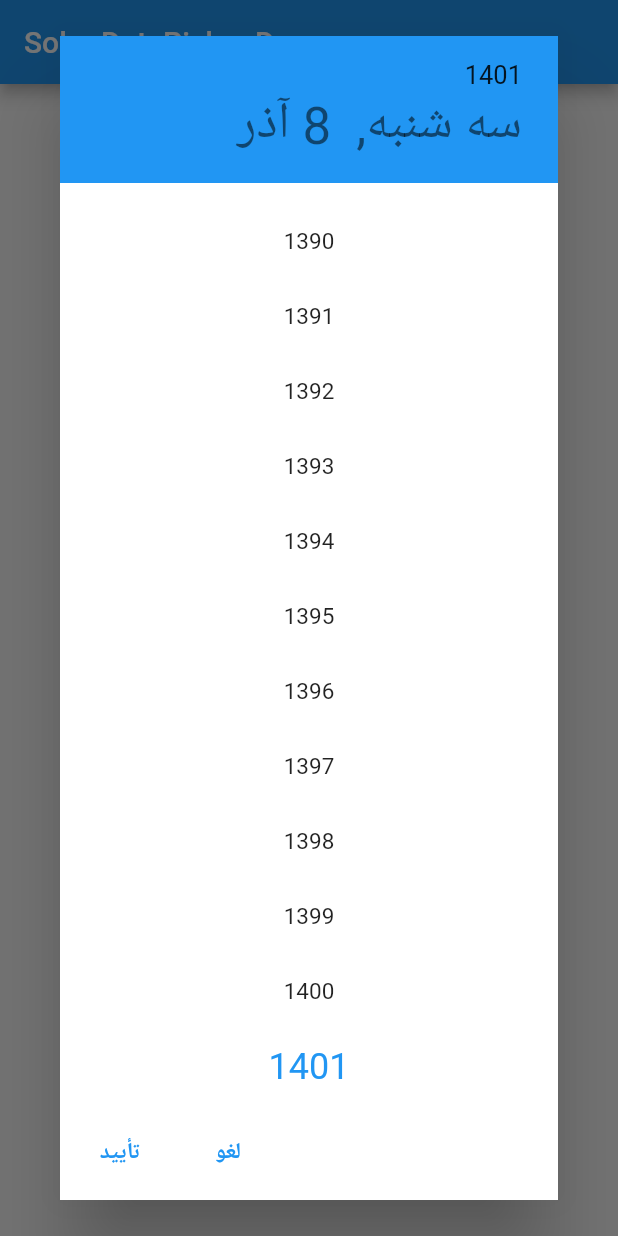
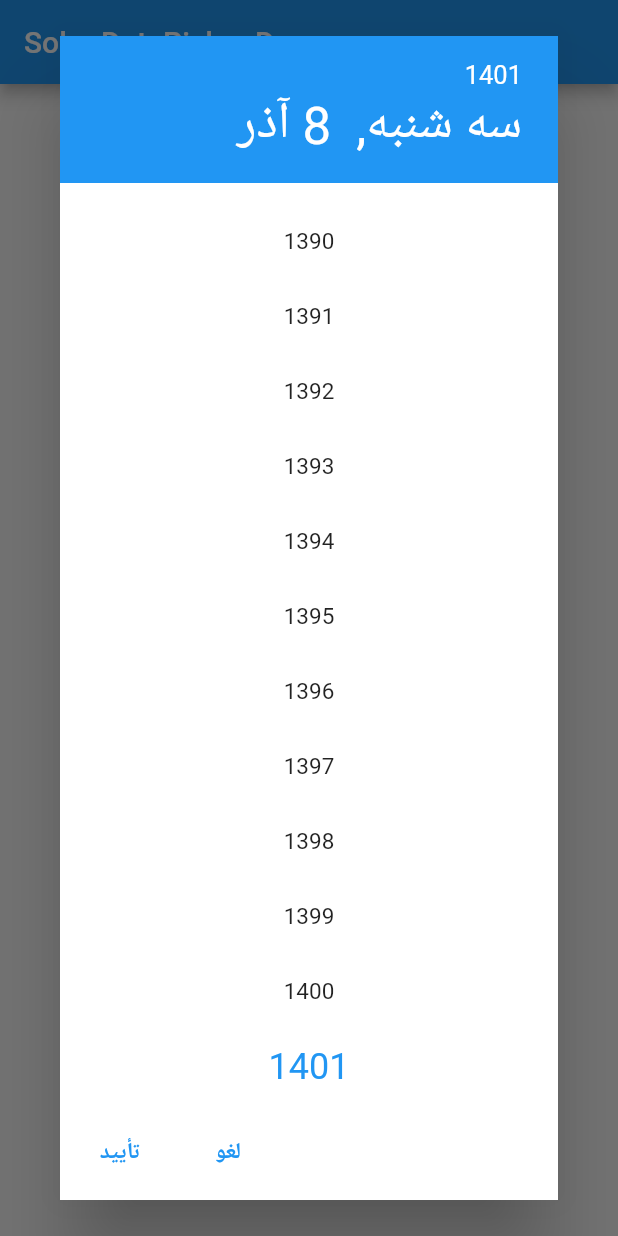
Before and after one commit to EhsnJmli/solar_datepicker, a Flutter app: the screen it shows after launch, after a tap on "click to choose", on a phone screen of 412 x 824 dp. Run offline on Flutter 3.47's test engine with Material 2 defaults, Android fonts, the light colour scheme and no system bars; our stand-ins replace shamsi_date.

Commit message:
Added `headerContentColor` argument

```diff
--- a/example/lib/main.dart
+++ b/example/lib/main.dart
@@ -64,6 +64,7 @@ class _MyHomePageState extends State<MyHomePage> {
               firstDate: DateTime.now().subtract(Duration(days: 100 * 365)),
               lastDate: DateTime.now(),
               isPersian: true,
+              headerContentColor: Colors.white,
               initialDatePickerMode: SolarDatePickerMode.year,
             );
             if (picked != null) {
--- a/lib/src/persian_date_picker.dart
+++ b/lib/src/persian_date_picker.dart
@@ -45,6 +45,7 @@ class _SolarDatePickerHeader extends StatelessWidget {
     required this.onModeChanged,
     required this.orientation,
     this.isPersian = true,
+    this.headerContentColor,
   }) : super(key: key);
 
   final DateTime selectedDate;
@@ -52,6 +53,7 @@ class _SolarDatePickerHeader extends StatelessWidget {
   final ValueChanged<SolarDatePickerMode> onModeChanged;
   final Orientation orientation;
   final bool isPersian;
+  final Color? headerContentColor;
 
   void _handleChangeMode(SolarDatePickerMode value) {
     if (value != mode) {
@@ -70,16 +72,18 @@ class _SolarDatePickerHeader extends StatelessWidget {
     Color yearColor;
     switch (themeData.colorScheme.brightness) {
       case Brightness.light:
-        dayColor =
-            mode == SolarDatePickerMode.day ? Colors.black87 : Colors.black54;
-        yearColor =
-            mode == SolarDatePickerMode.year ? Colors.black87 : Colors.black54;
+        dayColor = headerContentColor ??
+            (mode == SolarDatePickerMode.day ? Colors.black87 : Colors.black54);
+        yearColor = headerContentColor ??
+            (mode == SolarDatePickerMode.year
+                ? Colors.black87
+                : Colors.black54);
         break;
       case Brightness.dark:
-        dayColor =
-            mode == SolarDatePickerMode.day ? Colors.white : Colors.white70;
-        yearColor =
-            mode == SolarDatePickerMode.year ? Colors.white : Colors.white70;
+        dayColor = headerContentColor ??
+            (mode == SolarDatePickerMode.day ? Colors.white : Colors.white70);
+        yearColor = headerContentColor ??
+            (mode == SolarDatePickerMode.year ? Colors.white : Colors.white70);
         break;
     }
     final dayStyle = headerTextTheme.headline4?.copyWith(color: dayColor);
@@ -1040,6 +1044,7 @@ class _DatePickerDialog extends StatefulWidget {
     this.firstDate,
     this.lastDate,
     this.selectableDayPredicate,
+    this.headerContentColor,
   }) : super(key: key);
 
   final DateTime? initialDate;
@@ -1048,6 +1053,7 @@ class _DatePickerDialog extends StatefulWidget {
   final bool isPersian;
   final SelectableDayPredicate? selectableDayPredicate;
   final SolarDatePickerMode initialDatePickerMode;
+  final Color? headerContentColor;
 
   @override
   _DatePickerDialogState createState() => _DatePickerDialogState();
@@ -1195,6 +1201,7 @@ class _DatePickerDialogState extends State<_DatePickerDialog> {
           mode: _mode,
           onModeChanged: _handleModeChanged,
           orientation: orientation,
+          headerContentColor: widget.headerContentColor,
         );
         switch (orientation) {
           case Orientation.portrait:
@@ -1271,6 +1278,9 @@ typedef SelectableDayPredicate = bool Function(DateTime day);
 /// provided by [Directionality]. If both [locale] and [textDirection] are not
 /// null, [textDirection] overrides the direction chosen for the [locale].
 ///
+/// An optional [headerContentColor] argument can be used to set the color of
+/// date picker header content.
+///
 /// The [context], [useRootNavigator] and [routeSettings] arguments are passed to
 /// [showDialog], the documentation for which discusses how it is used.
 ///
@@ -1324,6 +1334,7 @@ Future<DateTime?> showSolarDatePicker({
   TransitionBuilder? builder,
   bool useRootNavigator = true,
   RouteSettings? routeSettings,
+  Color? headerContentColor,
 }) async {
   assert(!initialDate.isBefore(firstDate),
       'initialDate must be on or after firstDate');
@@ -1342,6 +1353,7 @@ Future<DateTime?> showSolarDatePicker({
     isPersian: isPersian,
     selectableDayPredicate: selectableDayPredicate,
     initialDatePickerMode: initialDatePickerMode,
+    headerContentColor: headerContentColor,
   );
 
   if (textDirection != null) {
--- a/pubspec.yaml
+++ b/pubspec.yaml
@@ -1,6 +1,6 @@
 name: solar_datepicker
 description: Date Picker for persian date (solar / jalali / shamsi date).
-version: 1.0.3
+version: 1.0.4
 homepage: https://github.com/EhsnJmli/solar_datepicker
 
 environment:
```
Also changed, not shown: example/pubspec.lock, pubspec.lock, 1 other file.
